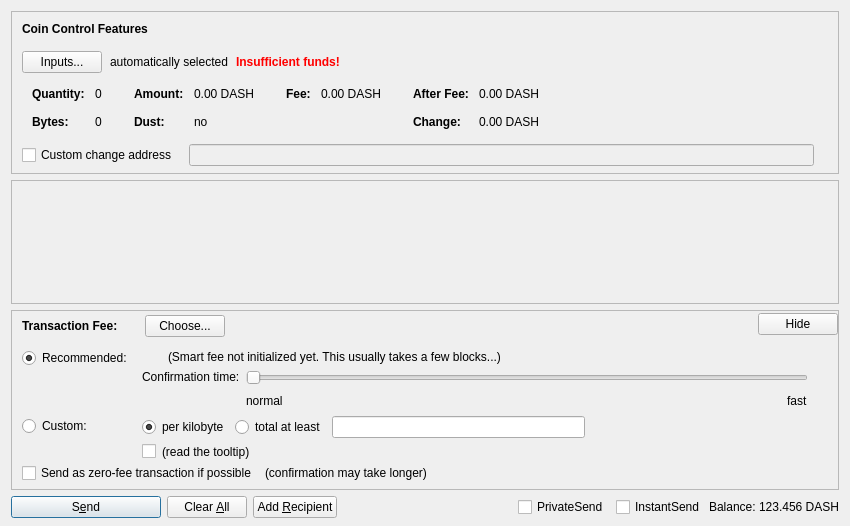
First picture: the form in src/qt/forms/sendcoinsdialog.ui, repository dashpay/dash, before the edit.
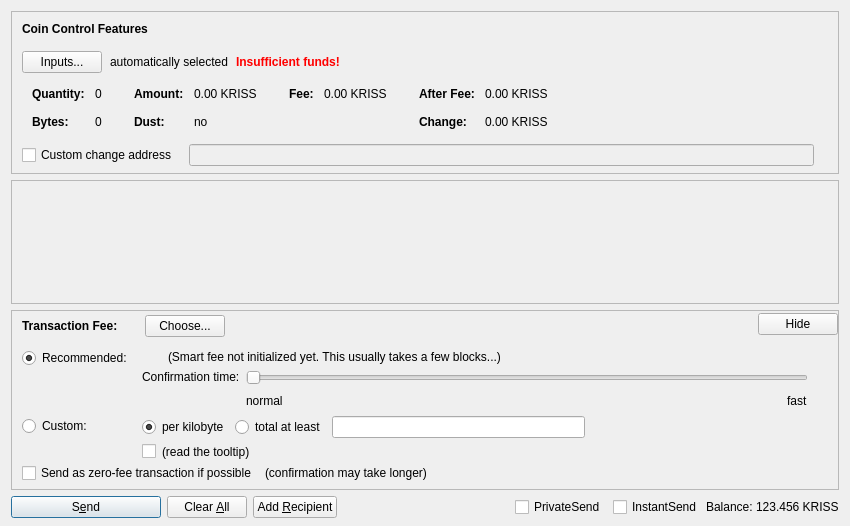
Second picture: the form after the edit. Custom widgets are drawn as their Qt base class.

Diff of the .ui file:
```diff
--- a/src/qt/forms/sendcoinsdialog.ui
+++ b/src/qt/forms/sendcoinsdialog.ui
@@ -324,7 +324,7 @@
                   <enum>Qt::ActionsContextMenu</enum>
                  </property>
                  <property name="text">
-                  <string notr="true">0.00 DASH</string>
+                  <string notr="true">0.00 KRISS</string>
                  </property>
                  <property name="textInteractionFlags">
                   <set>Qt::LinksAccessibleByMouse|Qt::TextSelectableByKeyboard|Qt::TextSelectableByMouse</set>
@@ -404,7 +404,7 @@
                   <enum>Qt::ActionsContextMenu</enum>
                  </property>
                  <property name="text">
-                  <string notr="true">0.00 DASH</string>
+                  <string notr="true">0.00 KRISS</string>
                  </property>
                  <property name="textInteractionFlags">
                   <set>Qt::LinksAccessibleByMouse|Qt::TextSelectableByKeyboard|Qt::TextSelectableByMouse</set>
@@ -455,7 +455,7 @@
                   <enum>Qt::ActionsContextMenu</enum>
                  </property>
                  <property name="text">
-                  <string notr="true">0.00 DASH</string>
+                  <string notr="true">0.00 KRISS</string>
                  </property>
                  <property name="textInteractionFlags">
                   <set>Qt::LinksAccessibleByMouse|Qt::TextSelectableByKeyboard|Qt::TextSelectableByMouse</set>
@@ -484,7 +484,7 @@
                   <enum>Qt::ActionsContextMenu</enum>
                  </property>
                  <property name="text">
-                  <string notr="true">0.00 DASH</string>
+                  <string notr="true">0.00 KRISS</string>
                  </property>
                  <property name="textInteractionFlags">
                   <set>Qt::LinksAccessibleByMouse|Qt::TextSelectableByKeyboard|Qt::TextSelectableByMouse</set>
@@ -1337,7 +1337,7 @@
           <cursorShape>IBeamCursor</cursorShape>
          </property>
          <property name="text">
-          <string notr="true">123.456 DASH</string>
+          <string notr="true">123.456 KRISS</string>
          </property>
          <property name="textInteractionFlags">
           <set>Qt::LinksAccessibleByMouse|Qt::TextSelectableByKeyboard|Qt::TextSelectableByMouse</set>
```
Left out of the diff: 6 changed lines with no effect on the pictures.
